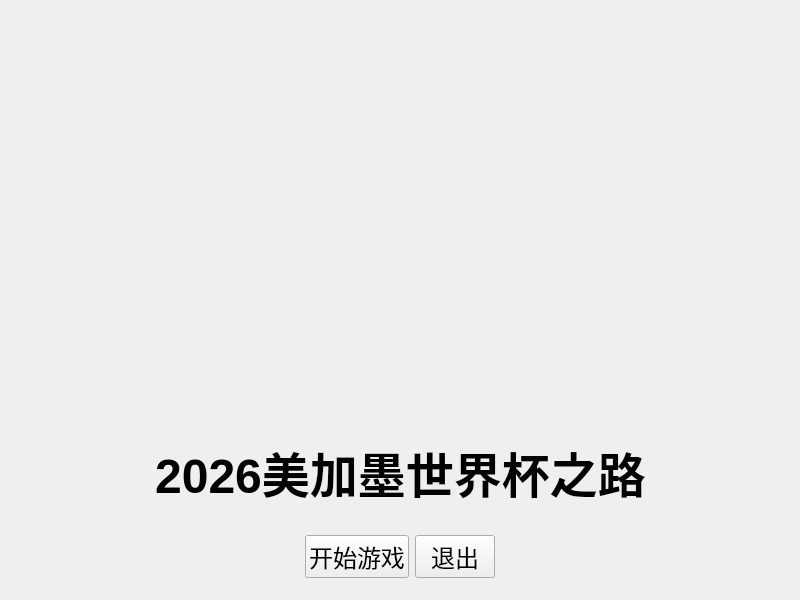
This is startwindow.ui in liv09343-cs/-The-way-to-the-world-cup-26C- as Qt 5 draws it before an edit. The edited form follows.
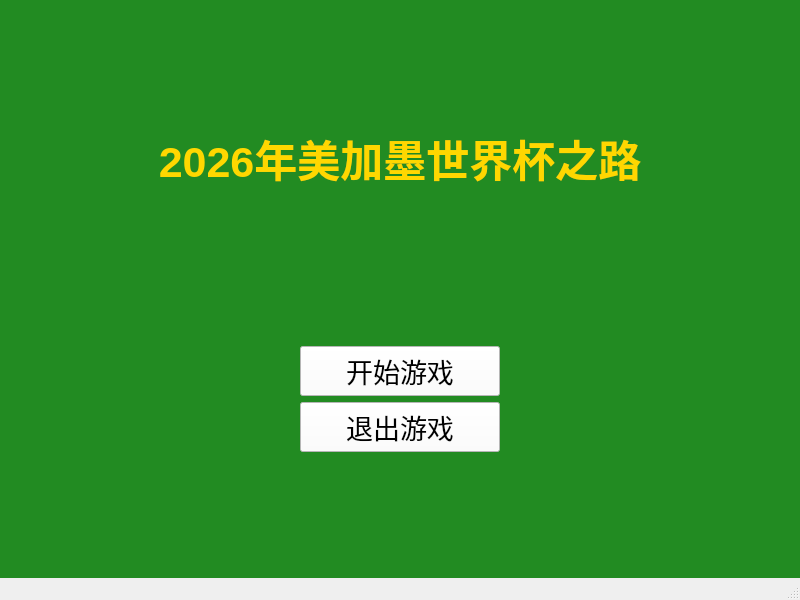
This is the edited form.

```diff
--- a/startwindow.ui
+++ b/startwindow.ui
@@ -13,71 +13,60 @@
   <property name="windowTitle">
    <string>2026年美加墨世界杯 - 点球大战</string>
   </property>
-  <widget class="QWidget" name="centralWidget">
+  <widget class="QWidget" name="centralwidget">
+   <property name="styleSheet">
+    <string notr="true">background-color: #228B22;</string>
+   </property>
    <layout class="QVBoxLayout" name="verticalLayout">
     <item>
-     <widget class="QWidget" name="backgroundWidget" native="true">
-      <property name="sizePolicy">
-       <sizepolicy hsizetype="Expanding" vsizetype="Expanding">
-        <horstretch>0</horstretch>
-        <verstretch>0</verstretch>
-       </sizepolicy>
-      </property>
-     </widget>
-    </item>
-    <item>
-     <widget class="QWidget" name="titleWidget">
-      <layout class="QHBoxLayout" name="horizontalLayout">
-       <item>
-        <spacer name="horizontalSpacer">
+     <spacer name="verticalSpacer_2">
          <property name="orientation">
-          <enum>Qt::Horizontal</enum>
+       <enum>Qt::Vertical</enum>
          </property>
          <property name="sizeHint" stdset="0">
           <size>
-           <width>40</width>
-           <height>20</height>
+        <width>20</width>
+        <height>100</height>
           </size>
          </property>
         </spacer>
        </item>
        <item>
         <widget class="QLabel" name="titleLabel">
-         <property name="text">
-          <string>2026美加墨世界杯之路</string>
+      <property name="font">
+       <font>
+        <pointsize>32</pointsize>
+        <bold>true</bold>
+       </font>
          </property>
          <property name="alignment">
           <set>Qt::AlignCenter</set>
          </property>
-         <property name="font">
-          <font>
-           <pointsize>36</pointsize>
-           <bold>true</bold>
-          </font>
-         </property>
+      <property name="text">
+       <string>2026年美加墨世界杯之路</string>
+      </property>
+      <property name="styleSheet">
+       <string notr="true">color: #FFD700;</string>
+      </property>
         </widget>
        </item>
        <item>
-        <spacer name="horizontalSpacer_2">
+     <spacer name="verticalSpacer">
          <property name="orientation">
-          <enum>Qt::Horizontal</enum>
+       <enum>Qt::Vertical</enum>
          </property>
          <property name="sizeHint" stdset="0">
           <size>
-           <width>40</width>
-           <height>20</height>
+        <width>20</width>
+        <height>150</height>
           </size>
          </property>
         </spacer>
        </item>
-      </layout>
-     </widget>
-    </item>
     <item>
-     <widget class="QWidget" name="buttonWidget">
-      <layout class="QHBoxLayout" name="horizontalLayout_2">
+     <layout class="QHBoxLayout" name="horizontalLayout">
        <item>
-        <spacer name="horizontalSpacer_3">
+       <spacer name="horizontalSpacer">
          <property name="orientation">
           <enum>Qt::Horizontal</enum>
          </property>
@@ -89,32 +78,66 @@
          </property>
         </spacer>
        </item>
+      <item>
+       <layout class="QVBoxLayout" name="verticalLayout_2">
        <item>
         <widget class="QPushButton" name="startButton">
+          <property name="font">
+           <font>
+            <pointsize>20</pointsize>
+           </font>
+          </property>
          <property name="text">
           <string>开始游戏</string>
          </property>
-         <property name="font">
-          <font>
-           <pointsize>18</pointsize>
-          </font>
+          <property name="minimumSize">
+           <size>
+            <width>200</width>
+            <height>50</height>
+           </size>
+          </property>
+          <property name="maximumSize">
+           <size>
+            <width>200</width>
+            <height>50</height>
+           </size>
+          </property>
+          <property name="styleSheet">
+           <string notr="true">background-color: #FFFFFF; color: #000000;</string>
          </property>
         </widget>
        </item>
        <item>
-        <widget class="QPushButton" name="exitButton">
+         <widget class="QPushButton" name="quitButton">
+          <property name="font">
+           <font>
+            <pointsize>20</pointsize>
+           </font>
+          </property>
          <property name="text">
-          <string>退出</string>
-         </property>
-         <property name="font">
-          <font>
-           <pointsize>18</pointsize>
-          </font>
+           <string>退出游戏</string>
+          </property>
+          <property name="minimumSize">
+           <size>
+            <width>200</width>
+            <height>50</height>
+           </size>
+          </property>
+          <property name="maximumSize">
+           <size>
+            <width>200</width>
+            <height>50</height>
+           </size>
+          </property>
+          <property name="styleSheet">
+           <string notr="true">background-color: #FFFFFF; color: #000000;</string>
          </property>
         </widget>
        </item>
+       </layout>
+      </item>
        <item>
-        <spacer name="horizontalSpacer_4">
+       <spacer name="horizontalSpacer_2">
          <property name="orientation">
           <enum>Qt::Horizontal</enum>
          </property>
@@ -127,12 +150,34 @@
         </spacer>
        </item>
       </layout>
-     </widget>
+    </item>
+    <item>
+     <spacer name="verticalSpacer_3">
+      <property name="orientation">
+       <enum>Qt::Vertical</enum>
+      </property>
+      <property name="sizeHint" stdset="0">
+       <size>
+        <width>20</width>
+        <height>100</height>
+       </size>
+      </property>
+     </spacer>
     </item>
    </layout>
   </widget>
- </widget>
- <layoutdefault spacing="6" margin="11"/>
+  <widget class="QMenuBar" name="menubar">
+   <property name="geometry">
+    <rect>
+     <x>0</x>
+     <y>0</y>
+     <width>800</width>
+     <height>26</height>
+    </rect>
+   </property>
+  </widget>
+  <widget class="QStatusBar" name="statusbar"/>
+ </widget>
  <resources/>
  <connections>
  </connections>
```
Left out of the diff: 5 changed lines with no effect on the pictures. Lines whose indentation alone changed are shown as unchanged.
